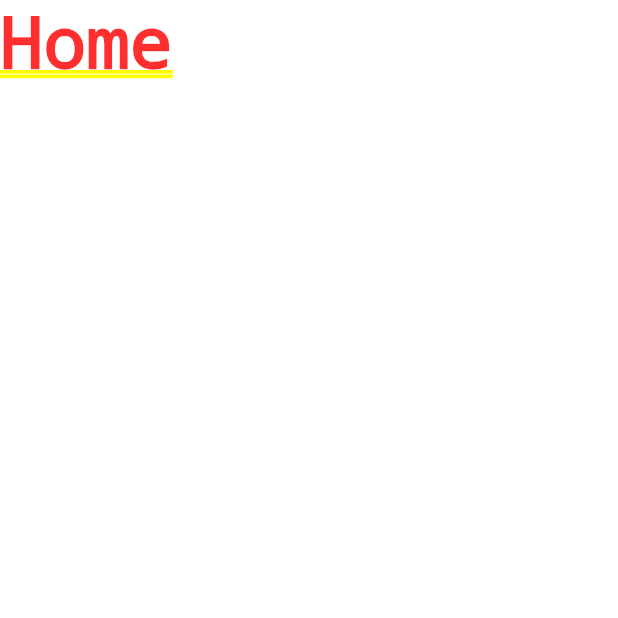
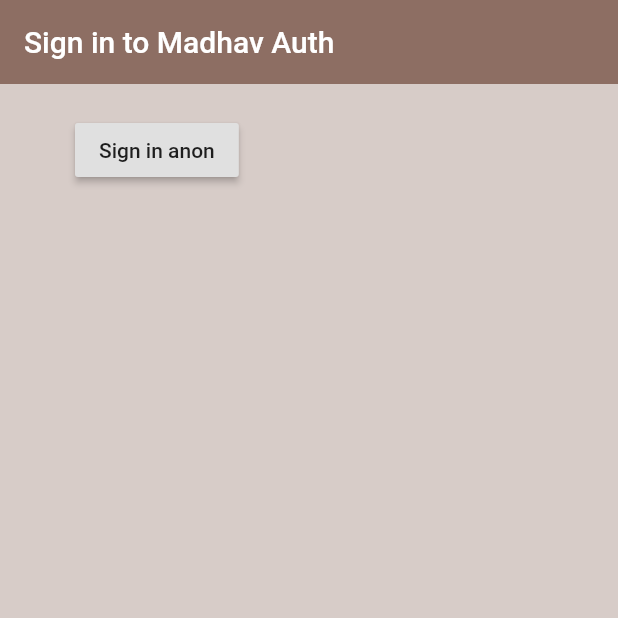
Before and after one commit to poudelmadhav/flutter-authentication, a Flutter app: the screen it shows after launch, on a phone screen of 412 x 824 dp, the top half of it. Run offline on Flutter 3.47's test engine with Material 2 defaults, Android fonts, the phone set to English and light mode, and no system bars; our stand-ins replace firebase_auth; accounts and stored records are empty.

Commit message:
sign in anonymosly

```diff
--- a/lib/screens/authenticate/authenticate.dart
+++ b/lib/screens/authenticate/authenticate.dart
@@ -1,4 +1,5 @@
 import 'package:flutter/material.dart';
+import 'package:madhav_auth/screens/authenticate/sign_in.dart';
 
 class Authenticate extends StatefulWidget {
   @override
@@ -9,7 +10,7 @@ class _AuthenticateState extends State<Authenticate> {
   @override
   Widget build(BuildContext context) {
     return Container(
-      child: Text('authenticate'),
+      child: SignIn(),
     );
   }
 }
--- /dev/null
+++ b/lib/screens/authenticate/sign_in.dart
@@ -0,0 +1,38 @@
+import 'package:flutter/material.dart';
+import 'package:madhav_auth/services/auth.dart';
+
+class SignIn extends StatefulWidget {
+  @override
+  _SignInState createState() => _SignInState();
+}
+
+class _SignInState extends State<SignIn> {
+  final AuthService _auth = AuthService();
+
+  @override
+  Widget build(BuildContext context) {
+    return Scaffold(
+      backgroundColor: Colors.brown[100],
+      appBar: AppBar(
+        backgroundColor: Colors.brown[400],
+        elevation: 0.0,
+        title: Text('Sign in to Madhav Auth'),
+      ),
+      body: Container(
+        padding: EdgeInsets.symmetric(vertical: 20.0, horizontal: 50.0),
+        child: RaisedButton(
+          child: Text('Sign in anon'),
+          onPressed: () async {
+            dynamic result = await _auth.signInAnon();
+            if (result == null) {
+              print('error sign in');
+            } else {
+              print('signed in');
+              print(result);
+            }
+          },
+        ),
+      ),
+    );
+  }
+}
--- a/lib/screens/wrapper.dart
+++ b/lib/screens/wrapper.dart
@@ -6,6 +6,6 @@ class Wrapper extends StatelessWidget {
   @override
   Widget build(BuildContext context) {
     // return either Home or Authenticate widget
-    return Home();
+    return Authenticate();
   }
 }
--- /dev/null
+++ b/lib/services/auth.dart
@@ -0,0 +1,24 @@
+import 'package:firebase_auth/firebase_auth.dart';
+
+class AuthService {
+  final FirebaseAuth _auth = FirebaseAuth.instance;
+
+  // sign in anonymosly
+  Future signInAnon() async {
+    try {
+      AuthResult result = await _auth.signInAnonymously();
+      FirebaseUser user = result.user;
+      return user;
+    } catch (e) {
+      print(e.toString());
+      return null;
+    }
+  }
+
+  // sign in with email & password
+
+  // register with email & password
+
+  // sign out
+
+}
```
